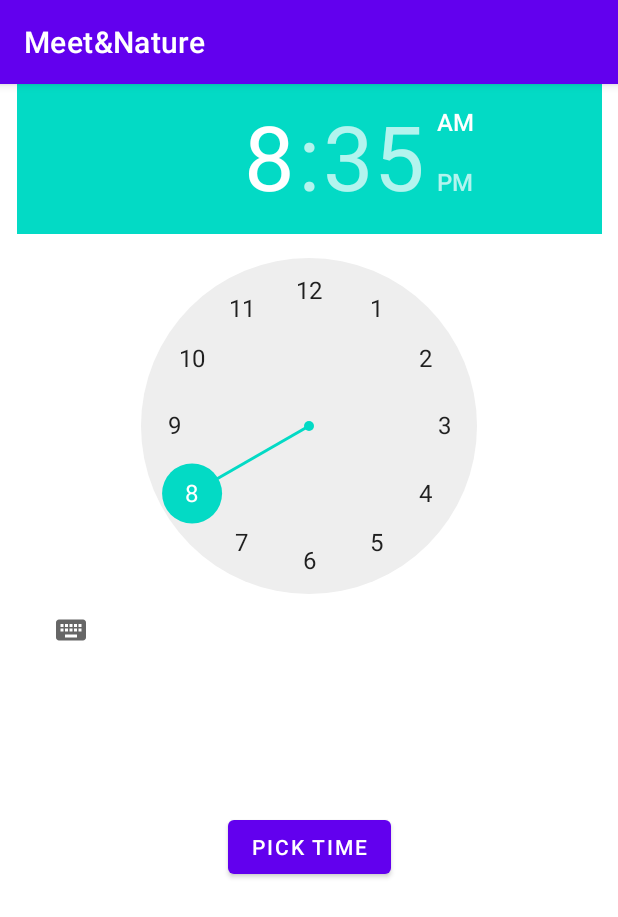
After one commit to djordjeviclazar/redesigned-umbrella, an Android app: the fragment time_picker_fragment shown on its own in the app's theme, on a phone screen of 412 x 824 dp. The commit adds this screen. Shown: the top 917 px of the screen. Run offline under Robolectric (Android 15) with nearby library versions, the phone set to English and light mode, and no system bars.

Commit message:
date time picker layouts

```diff
--- /dev/null
+++ b/MeetNature/app/src/main/java/com/example/meetnature/home/ui/time_picker_fragment.java
@@ -0,0 +1,66 @@
+package com.example.meetnature.home.ui;
+
+import android.os.Bundle;
+
+import androidx.fragment.app.Fragment;
+
+import android.view.LayoutInflater;
+import android.view.View;
+import android.view.ViewGroup;
+
+import com.example.meetnature.R;
+
+/**
+ * A simple {@link Fragment} subclass.
+ * Use the {@link time_picker_fragment#newInstance} factory method to
+ * create an instance of this fragment.
+ */
+public class time_picker_fragment extends Fragment {
+
+    // TODO: Rename parameter arguments, choose names that match
+    // the fragment initialization parameters, e.g. ARG_ITEM_NUMBER
+    private static final String ARG_PARAM1 = "param1";
+    private static final String ARG_PARAM2 = "param2";
+
+    // TODO: Rename and change types of parameters
+    private String mParam1;
+    private String mParam2;
+
+    public time_picker_fragment() {
+        // Required empty public constructor
+    }
+
+    /**
+     * Use this factory method to create a new instance of
+     * this fragment using the provided parameters.
+     *
+     * @param param1 Parameter 1.
+     * @param param2 Parameter 2.
+     * @return A new instance of fragment time_picker_fragment.
+     */
+    // TODO: Rename and change types and number of parameters
+    public static time_picker_fragment newInstance(String param1, String param2) {
+        time_picker_fragment fragment = new time_picker_fragment();
+        Bundle args = new Bundle();
+        args.putString(ARG_PARAM1, param1);
+        args.putString(ARG_PARAM2, param2);
+        fragment.setArguments(args);
+        return fragment;
+    }
+
+    @Override
+    public void onCreate(Bundle savedInstanceState) {
+        super.onCreate(savedInstanceState);
+        if (getArguments() != null) {
+            mParam1 = getArguments().getString(ARG_PARAM1);
+            mParam2 = getArguments().getString(ARG_PARAM2);
+        }
+    }
+
+    @Override
+    public View onCreateView(LayoutInflater inflater, ViewGroup container,
+                             Bundle savedInstanceState) {
+        // Inflate the layout for this fragment
+        return inflater.inflate(R.layout.time_picker_fragment, container, false);
+    }
+}
--- /dev/null
+++ b/MeetNature/app/src/main/res/layout/time_picker_fragment.xml
@@ -0,0 +1,32 @@
+<?xml version="1.0" encoding="utf-8"?>
+<androidx.constraintlayout.widget.ConstraintLayout xmlns:android="http://schemas.android.com/apk/res/android"
+    xmlns:app="http://schemas.android.com/apk/res-auto"
+    xmlns:tools="http://schemas.android.com/tools"
+    android:id="@+id/frameLayout4"
+    android:layout_width="match_parent"
+    android:layout_height="match_parent"
+    tools:context=".home.ui.time_picker_fragment">
+
+    <TimePicker
+        android:id="@+id/time_picker"
+        android:layout_width="390dp"
+
+        android:layout_height="442dp"
+        app:layout_constraintBottom_toBottomOf="parent"
+        app:layout_constraintEnd_toEndOf="parent"
+        app:layout_constraintStart_toStartOf="parent"
+        app:layout_constraintTop_toTopOf="parent"
+        app:layout_constraintVertical_bias="0.0" />
+
+    <Button
+        android:id="@+id/time_picker_btn"
+        android:layout_width="wrap_content"
+        android:layout_height="wrap_content"
+        android:text="Pick time"
+        app:layout_constraintBottom_toBottomOf="parent"
+        app:layout_constraintEnd_toEndOf="parent"
+        app:layout_constraintStart_toStartOf="parent"
+        app:layout_constraintTop_toTopOf="parent"
+        app:layout_constraintVertical_bias="0.673" />
+
+</androidx.constraintlayout.widget.ConstraintLayout>
```
Also changed, not shown: MeetNature/app/src/main/java/com/example/meetnature/home/ui/date_picker_fragment.java (added, +66 -0 lines), MeetNature/app/src/main/res/layout/add_event_fragment.xml (+17 -31 lines), MeetNature/app/src/main/res/layout/date_picker_fragment.xml (added, +34 -0 lines).
